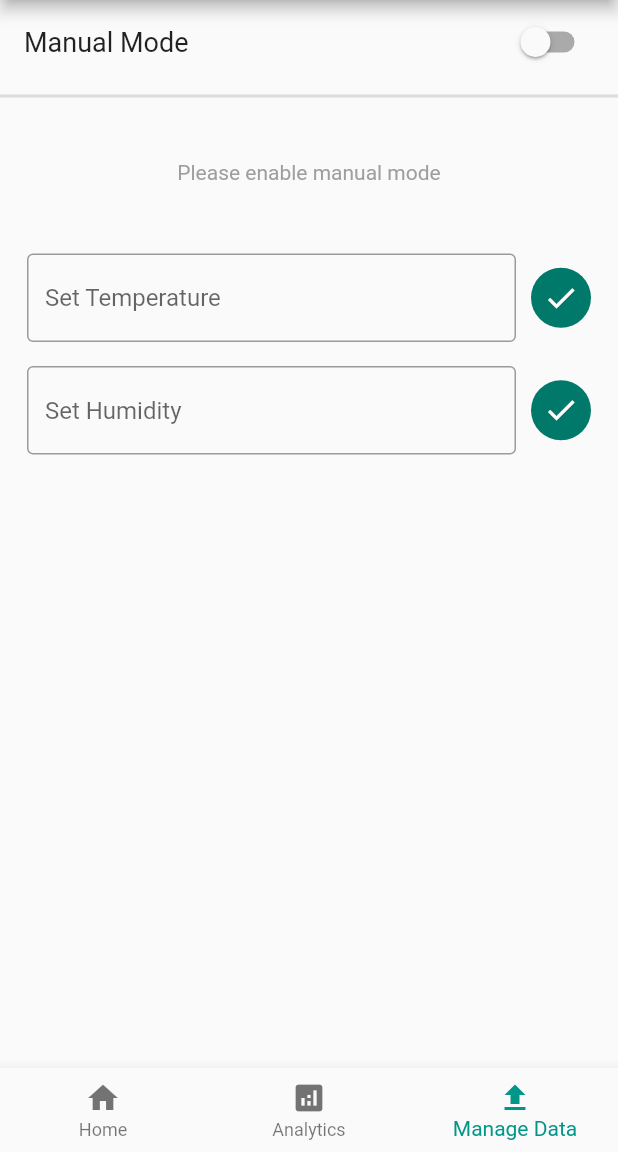
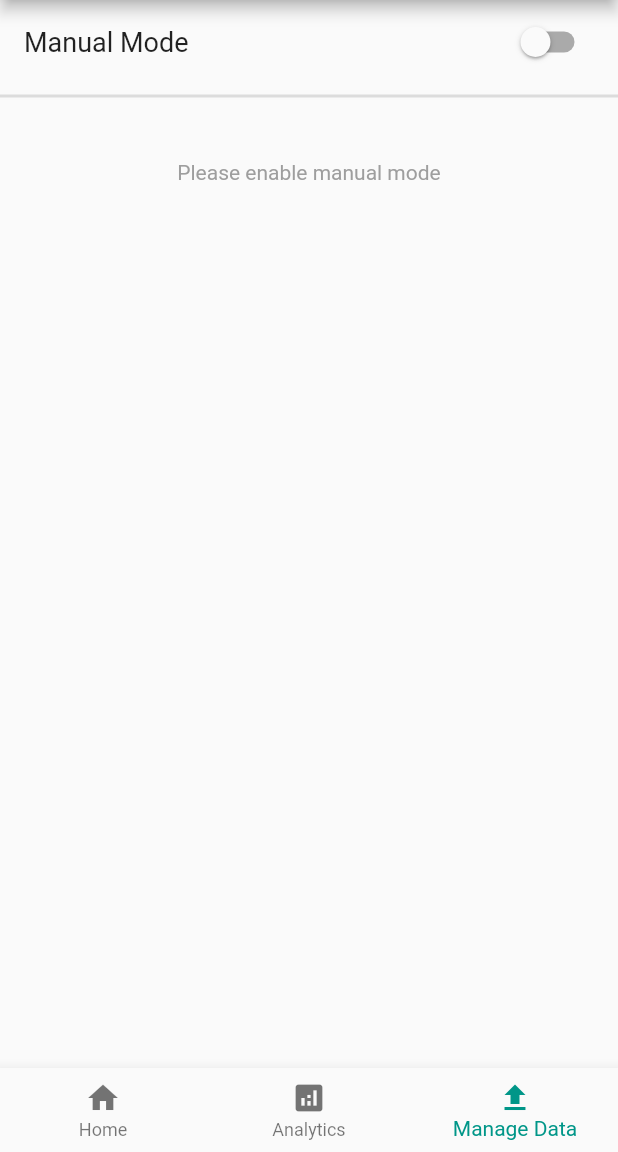
Before and after one commit to jatin-web/greenhouse-monitoring, a Flutter app: the screen it shows after launch, on a phone screen of 412 x 824 dp, the part 84-1236 px from its top. Run offline on Flutter 3.47's test engine with Material 2 defaults, Android fonts, the light colour scheme and no system bars; our stand-ins replace firebase_core, firebase_database, fl_chart, lottie; accounts and stored records are empty.

Commit message:
UI modifications

```diff
--- a/lib/tabs/upload_data.dart
+++ b/lib/tabs/upload_data.dart
@@ -115,18 +115,16 @@ class _UploadDataScreenState extends State<UploadDataScreen> {
                               "is_turn_on_LED": isTurnOnLight,
                             });
                           }),
+                          Column(
+                            children: [
+                              _getField(
+                                  "Temperature", "temprature_refrance_value"),
+                              _getField("Humidity", "humidity_refrance_value"),
+                            ],
+                          )
                         ],
                       ),
                     ),
-              Padding(
-                padding: const EdgeInsets.all(18.0),
-                child: Column(
-                  children: [
-                    _getField("Temperature", "temprature_refrance_value"),
-                    _getField("Humidity", "humidity_refrance_value"),
-                  ],
-                ),
-              )
             ],
           ),
         ),
```
Also changed, not shown: lib/tabs/current_data_tab.dart (+25 -16 lines).
